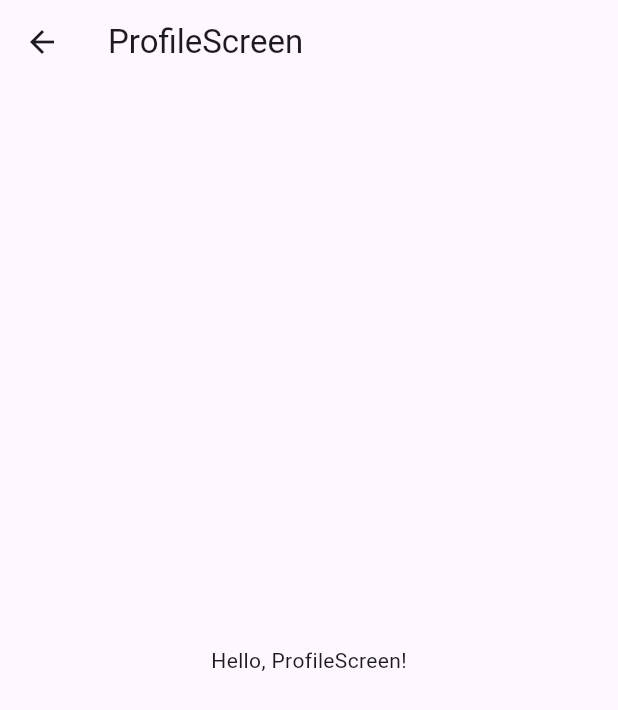
After one commit to adobix/ind_utils, a Flutter app: the ProfileScreen screen opened directly, on a phone screen of 412 x 824 dp. The commit adds this screen. Shown: the top 710 px of the screen. Run offline on Flutter 3.47's test engine with Material 3 defaults, Android fonts, the light colour scheme and no system bars.

Commit message:
updates yaml file and screen file

```diff
--- /dev/null
+++ b/example/lib/profile_screen/controller/profile_controller.dart
@@ -0,0 +1,5 @@
+import 'package:flutter/material.dart';
+
+class ProfileController extends ChangeNotifier {
+  // Controller logic here
+}
--- /dev/null
+++ b/example/lib/profile_screen/repository/profile_repository.dart
@@ -0,0 +1,5 @@
+import 'package:flutter/material.dart';
+
+class ProfileRepository {
+  // Repository logic here
+}
--- /dev/null
+++ b/example/lib/profile_screen/repository/profile_repository_interface.dart
@@ -0,0 +1,5 @@
+import 'package:flutter/material.dart';
+
+abstract class ProfileRepositoryInterface {
+  // Controller logic here
+}
--- /dev/null
+++ b/example/lib/profile_screen/screens/profile_screen.dart
@@ -0,0 +1,22 @@
+import 'package:flutter/material.dart';
+
+class ProfileScreen extends StatefulWidget {
+  const ProfileScreen({super.key});
+
+  @override
+  State<ProfileScreen> createState() => _ProfileScreenState();
+}
+
+class _ProfileScreenState extends State<ProfileScreen> {
+  @override
+  Widget build(BuildContext context) {
+    return Scaffold(
+      appBar: AppBar(
+        title: Text('ProfileScreen'),
+      ),
+      body: Center(
+        child: Text('Hello, ProfileScreen!'),
+      ),
+    );
+  }
+}
--- a/pubspec.yaml
+++ b/pubspec.yaml
@@ -18,8 +18,3 @@ dev_dependencies:
   flutter_test:
     sdk: flutter
   flutter_lints: ^4.0.0
-
-executables:
-  assets: assets.dart
-  screen: screen.dart
-  style: style.dart
```
Also changed, not shown: lib/src/screens/screen.dart (+6 -6 lines), lib/src/utils/utils.dart (+0 -14 lines), 1 other file.
